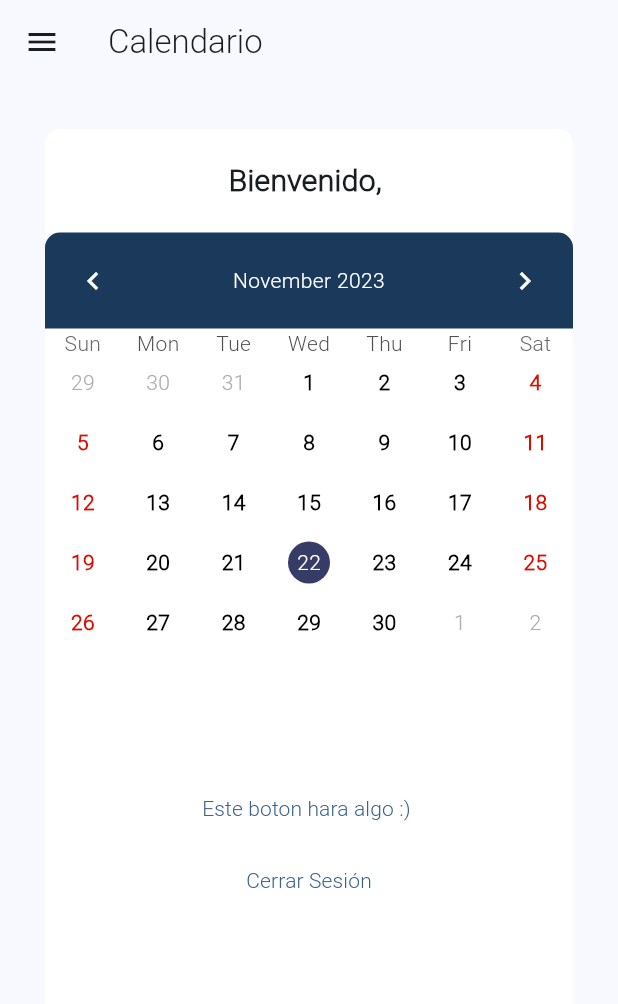
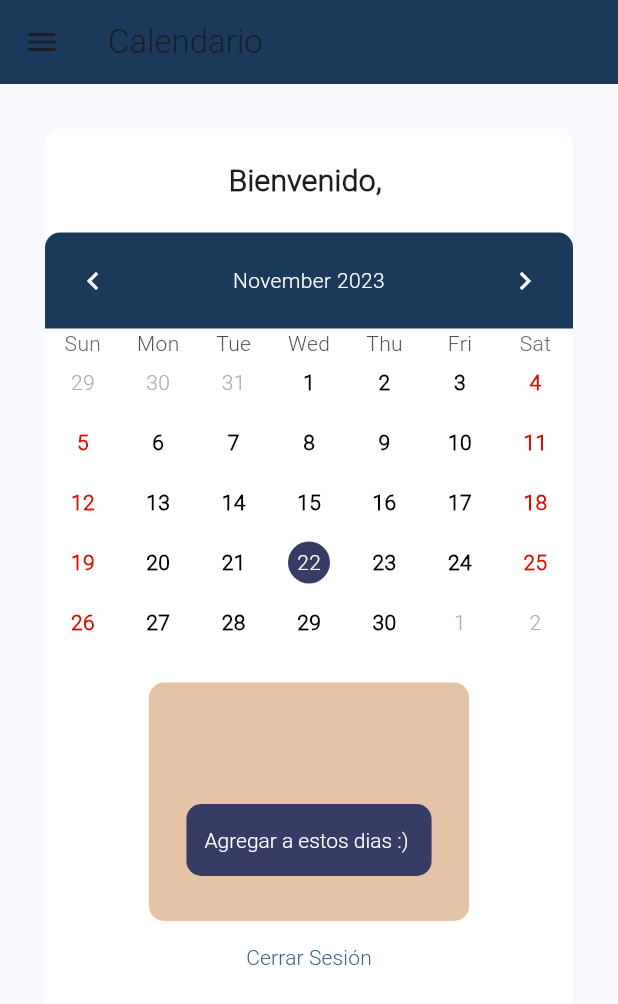
Before and after one commit to MovilesBogarin/base_project, a Flutter app: the screen it shows once a user with an empty profile is signed in, on a phone screen of 412 x 824 dp. Shown: the top 1004 px of the screen. Run offline on Flutter 3.47's test engine with Material 2 defaults, Android fonts, the phone set to English and light mode, and no system bars; drawn by our look-alikes of table_calendar; our stand-ins replace firebase_auth, firebase_core, go_router; accounts and stored records are empty.

Commit message:
Calendario & Recipes 60%

```diff
--- a/lib/config/router/router.dart
+++ b/lib/config/router/router.dart
@@ -1,4 +1,5 @@
 import 'package:base_project/presentation/widget_tree.dart';
+import 'package:base_project/screens/calendar/calendar_recipes.dart';
 import 'package:flutter/material.dart';
 import 'package:go_router/go_router.dart';
 import '../../screens/index.dart';
@@ -31,6 +32,12 @@ final GoRouter router = GoRouter(
       },
     ),
     GoRoute(
+      path: '/calendar/recipes',
+      builder: (BuildContext context, GoRouterState state) {
+        return const CalenderRecipe();
+      },
+    ),
+    GoRoute(
       path: '/recipes/:id',
       builder: (BuildContext context, GoRouterState state) {
         return EditRecipeScreen(id: int.parse(state.pathParameters['id']!));
--- a/lib/domain/dtos/recipe_dto.dart
+++ b/lib/domain/dtos/recipe_dto.dart
@@ -7,6 +7,5 @@ class Recipe {
     required this.id,
     required this.name,
     required this.description,
-    required int _id,
   });
 }
--- a/lib/presentation/widgets/appbars/custom_appbar.dart
+++ b/lib/presentation/widgets/appbars/custom_appbar.dart
@@ -1,21 +1,24 @@
 import 'package:flutter/material.dart';
 
 mixin CustomAppBar {
-  AppBar appBarSimple({String title = 'no tiene Titulo'}) =>
-    AppBar(
+  AppBar appBarSimple({String title = 'no tiene Titulo'}) => AppBar(
         title: Text(title),
-      automaticallyImplyLeading: false, // Establece esto en false para ocultar el botón de retorno
+        automaticallyImplyLeading:
+            false, // Establece esto en false para ocultar el botón de retorno
       );
   AppBar appBarWithReturnButton({String title = 'no tiene Titulo'}) => AppBar(
         title: Text(title),
       );
   AppBar appBarWithMenuButton({String title = 'no tiene Titulo'}) => AppBar(
         title: Text(title),
+        backgroundColor: Color.fromARGB(255, 26, 57, 91),
         leading: Builder(
           builder: (BuildContext context) {
             return IconButton(
               icon: const Icon(Icons.menu),
-            onPressed: () { Scaffold.of(context).openDrawer(); },
+              onPressed: () {
+                Scaffold.of(context).openDrawer();
+              },
               tooltip: MaterialLocalizations.of(context).openAppDrawerTooltip,
             );
           },
--- a/lib/screens/calendar/calendar_screen.dart
+++ b/lib/screens/calendar/calendar_screen.dart
@@ -1,3 +1,4 @@
+import 'package:base_project/config/helpers/dateFormater.dart';
 import 'package:base_project/presentation/calendar/calendar_presenter.dart';
 import 'package:flutter/material.dart';
 import 'package:go_router/go_router.dart';
@@ -16,6 +17,7 @@ class CalendarScreen extends StatefulWidget {
 class CalendarState extends State<CalendarScreen>
     with CustomAppBar, CustomDrawer {
   final String? email = Auth().currentUser?.email;
+
   DateTime today = DateTime.now();
   DateTime? _selecteDay;
   DateTime? RangeStart;
@@ -60,10 +62,52 @@ class CalendarState extends State<CalendarScreen>
                 const SizedBox(height: 20),
                 tableCalendarCustom(
                     RangeStart, RangeFinish, _onDaysSelected, today),
-                const SizedBox(height: 80),
-                TextButton(
-                    onPressed: () {},
-                    child: const Text('Este boton hara algo :) ')),
+                const SizedBox(height: 20),
+                Container(
+                  decoration: const BoxDecoration(
+                      color: Color.fromARGB(255, 229, 195, 166),
+                      borderRadius: BorderRadius.only(
+                        topLeft: Radius.circular(10),
+                        topRight: Radius.circular(10),
+                        bottomLeft: Radius.circular(10),
+                        bottomRight: Radius.circular(10),
+                      )),
+                  padding:
+                      const EdgeInsets.symmetric(horizontal: 25, vertical: 30),
+                  child: Column(
+                    children: [
+                      Text(
+                          // ignore: unnecessary_brace_in_string_interps, prefer_interpolation_to_compose_strings
+                          '${RangeStart != null ? RangeStart!.add(const Duration(days: 1)).fullDate() : ""}  ${RangeFinish != null ? 'to ' + RangeFinish!.add(const Duration(days: 1)).fullDate() : ""}',
+                          style: const TextStyle(
+                              fontSize: 15,
+                              fontWeight: FontWeight.w900,
+                              color: Colors.white)),
+                      const SizedBox(height: 30),
+                      Container(
+                        decoration: const BoxDecoration(
+                            color: Color.fromARGB(255, 54, 60, 102),
+                            borderRadius: BorderRadius.only(
+                              topLeft: Radius.circular(10),
+                              topRight: Radius.circular(10),
+                              bottomLeft: Radius.circular(10),
+                              bottomRight: Radius.circular(10),
+                            )),
+                        child: TextButton(
+                            style: TextButton.styleFrom(
+                                textStyle:
+                                    const TextStyle(color: Colors.white)),
+                            onPressed: () {
+                              context.push('/calendar/recipes');
+                            },
+                            child: const Text(
+                              'Agregar a estos dias :) ',
+                              style: TextStyle(color: Colors.white),
+                            )),
+                      ),
+                    ],
+                  ),
+                ),
                 TextButton(
                     onPressed: signOut, child: const Text('Cerrar Sesión')),
               ],
@@ -72,3 +116,4 @@ class CalendarState extends State<CalendarScreen>
         ));
   }
 }
+// ${RangeStart != null ? RangeStart!.fullDate() : ""}
--- a/lib/static/noStatic.dart
+++ b/lib/static/noStatic.dart
@@ -1,4 +1,5 @@
 import 'package:base_project/config/auth/auth.dart';
+import 'package:base_project/static/static.dart';
 import 'package:flutter/material.dart';
 
 import 'dart:async';
@@ -9,6 +10,8 @@ import 'package:http/http.dart' as http;
 late Map data;
 final String? email = Auth().currentUser?.email;
 
+
+
 getRecipesApi() async {
   http.Response response = await http.get(Uri.parse(
       'https://render-foodstructured.onrender.com/api/recipes/$email'));
@@ -17,3 +20,5 @@ getRecipesApi() async {
   data = json.decode(response.body);
   return data;
 }
+
+final recipes = getRecipesApi();
--- a/pubspec.yaml
+++ b/pubspec.yaml
@@ -40,6 +40,7 @@ dependencies:
   firebase_auth: ^4.12.1
   table_calendar: ^3.0.9
   http: any
+  intl: ^0.18.1
 
 dev_dependencies:
   flutter_test:
```
Also changed, not shown: lib/config/helpers/api.dart (+3 -5 lines), lib/config/helpers/dateFormater.dart (added, +8 -0 lines), lib/models/recipe/recipe_model.dart (+4 -7 lines), lib/screens/calendar/calendar_recipes.dart (added, +73 -0 lines), lib/screens/recipe/recipes_screen.dart (+14 -28 lines), lib/static/static.dart (+3 -9 lines), pubspec.lock. Lines whose indentation alone changed are shown as unchanged.
